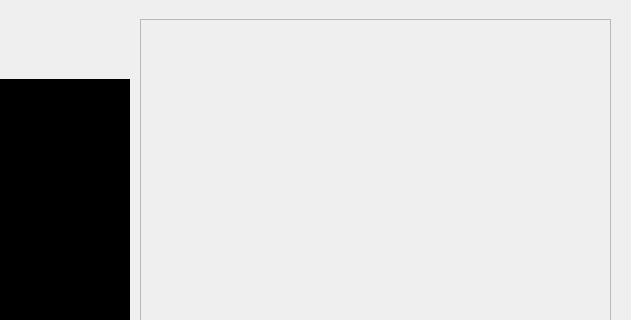
This is gui/static/main.ui in wnstjr9711/yolov5-deepsort as Qt 5 draws it before an edit; both pictures show x 369 to 1000 and y 0 to 320 of the 1000 by 1000 pixel window. The edited form follows.
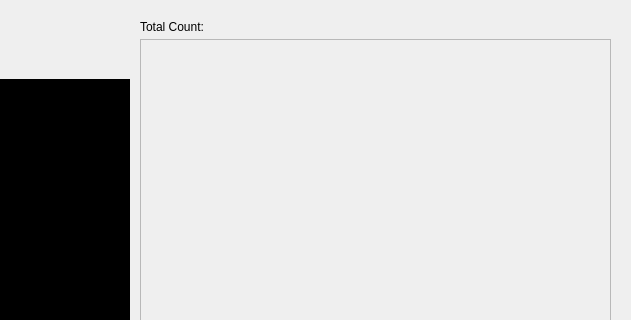
This is the edited form. Icons and pictures are not drawn.

Diff of the .ui file:
```diff
--- a/gui/static/main.ui
+++ b/gui/static/main.ui
@@ -151,9 +151,9 @@
        <property name="geometry">
         <rect>
          <x>500</x>
-         <y>10</y>
+         <y>30</y>
          <width>471</width>
-         <height>961</height>
+         <height>941</height>
         </rect>
        </property>
        <property name="widgetResizable">
@@ -165,12 +165,25 @@
           <x>0</x>
           <y>0</y>
           <width>469</width>
-          <height>959</height>
+          <height>939</height>
          </rect>
         </property>
         <layout class="QVBoxLayout" name="verticalLayout_2"/>
        </widget>
       </widget>
+      <widget class="QLabel" name="total">
+       <property name="geometry">
+        <rect>
+         <x>500</x>
+         <y>10</y>
+         <width>231</width>
+         <height>16</height>
+        </rect>
+       </property>
+       <property name="text">
+        <string>Total Count:</string>
+       </property>
+      </widget>
      </widget>
     </item>
    </layout>
```
